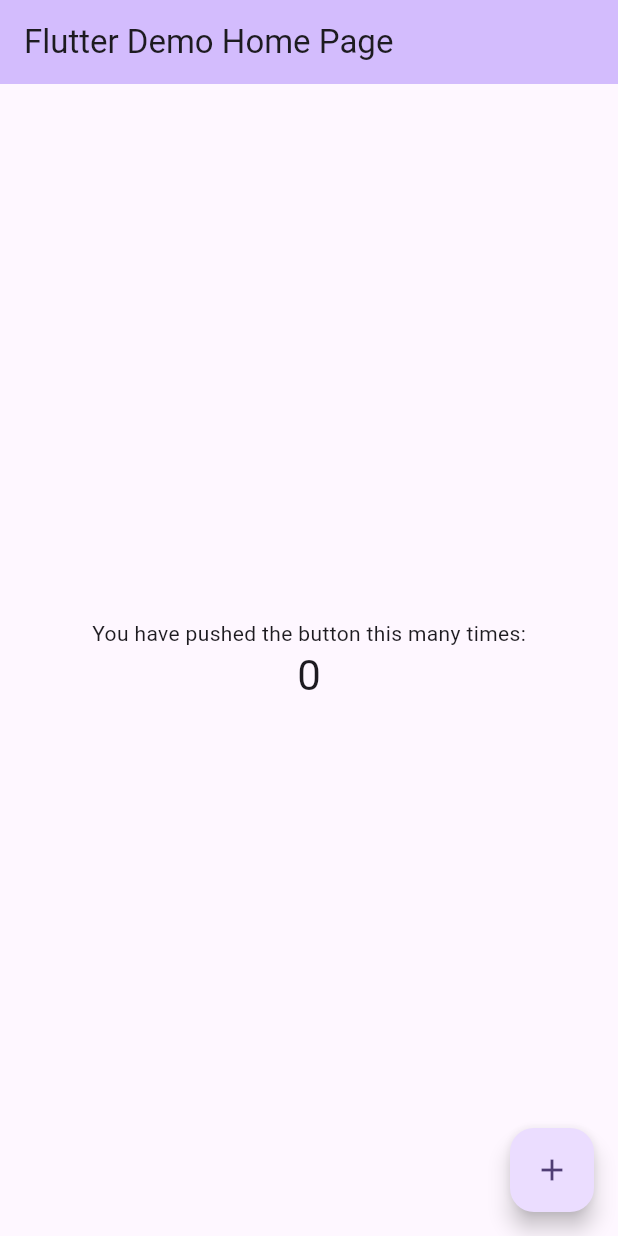
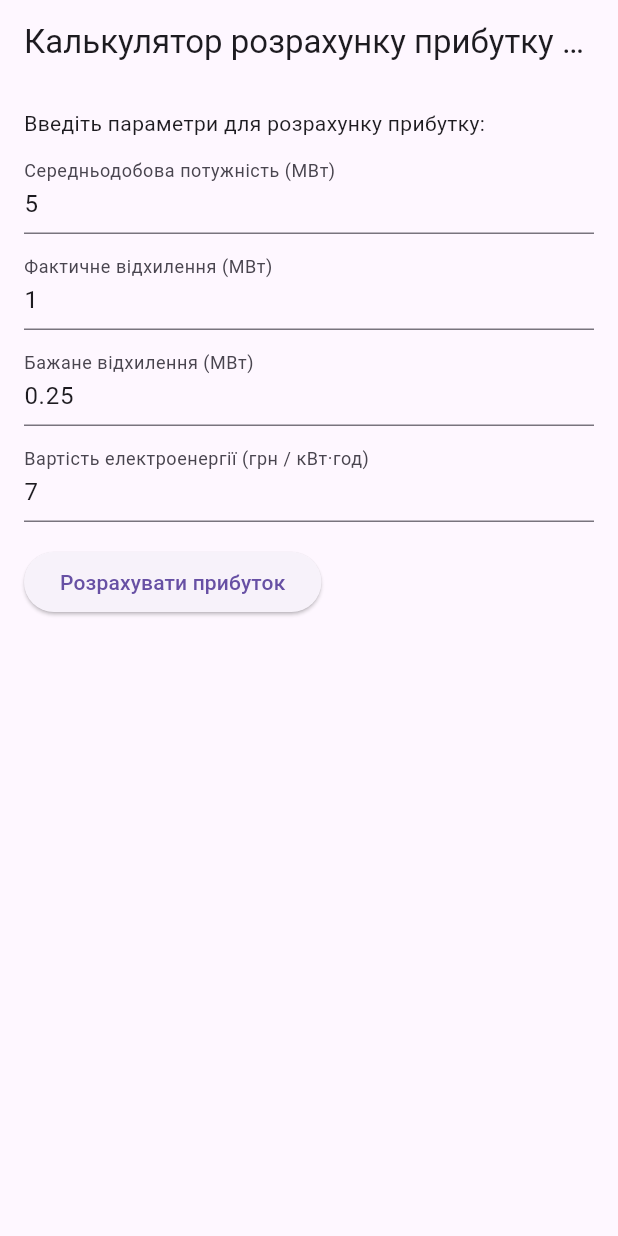
Before and after one commit to kennethlorrell/Flutter_PW3, a Flutter app: the screen it shows after launch, on a phone screen of 412 x 824 dp. Run offline on Flutter 3.47's test engine with Material 3 defaults, Android fonts, the phone set to English and light mode, and no system bars.

Commit message:
Complete project

```diff
--- a/lib/main.dart
+++ b/lib/main.dart
@@ -1,122 +1,19 @@
 import 'package:flutter/material.dart';
+import 'pages/solar_profit_calculator_page.dart';
 
 void main() {
-  runApp(const MyApp());
+  runApp(MyApp());
 }
 
 class MyApp extends StatelessWidget {
-  const MyApp({super.key});
-
-  // This widget is the root of your application.
   @override
   Widget build(BuildContext context) {
     return MaterialApp(
-      title: 'Flutter Demo',
+      title: 'Lab 3',
       theme: ThemeData(
-        // This is the theme of your application.
-        //
-        // TRY THIS: Try running your application with "flutter run". You'll see
-        // the application has a purple toolbar. Then, without quitting the app,
-        // try changing the seedColor in the colorScheme below to Colors.green
-        // and then invoke "hot reload" (save your changes or press the "hot
-        // reload" button in a Flutter-supported IDE, or press "r" if you used
-        // the command line to start the app).
-        //
-        // Notice that the counter didn't reset back to zero; the application
-        // state is not lost during the reload. To reset the state, use hot
-        // restart instead.
-        //
-        // This works for code too, not just values: Most code changes can be
-        // tested with just a hot reload.
-        colorScheme: ColorScheme.fromSeed(seedColor: Colors.deepPurple),
+        primarySwatch: Colors.blue,
       ),
-      home: const MyHomePage(title: 'Flutter Demo Home Page'),
+      home: SolarProfitCalculatorPage(),
     );
   }
 }
-
-class MyHomePage extends StatefulWidget {
-  const MyHomePage({super.key, required this.title});
-
-  // This widget is the home page of your application. It is stateful, meaning
-  // that it has a State object (defined below) that contains fields that affect
-  // how it looks.
-
-  // This class is the configuration for the state. It holds the values (in this
-  // case the title) provided by the parent (in this case the App widget) and
-  // used by the build method of the State. Fields in a Widget subclass are
-  // always marked "final".
-
-  final String title;
-
-  @override
-  State<MyHomePage> createState() => _MyHomePageState();
-}
-
-class _MyHomePageState extends State<MyHomePage> {
-  int _counter = 0;
-
-  void _incrementCounter() {
-    setState(() {
-      // This call to setState tells the Flutter framework that something has
-      // changed in this State, which causes it to rerun the build method below
-      // so that the display can reflect the updated values. If we changed
-      // _counter without calling setState(), then the build method would not be
-      // called again, and so nothing would appear to happen.
-      _counter++;
-    });
-  }
-
-  @override
-  Widget build(BuildContext context) {
-    // This method is rerun every time setState is called, for instance as done
-    // by the _incrementCounter method above.
-    //
-    // The Flutter framework has been optimized to make rerunning build methods
-    // fast, so that you can just rebuild anything that needs updating rather
-    // than having to individually change instances of widgets.
-    return Scaffold(
-      appBar: AppBar(
-        // TRY THIS: Try changing the color here to a specific color (to
-        // Colors.amber, perhaps?) and trigger a hot reload to see the AppBar
-        // change color while the other colors stay the same.
-        backgroundColor: Theme.of(context).colorScheme.inversePrimary,
-        // Here we take the value from the MyHomePage object that was created by
-        // the App.build method, and use it to set our appbar title.
-        title: Text(widget.title),
-      ),
-      body: Center(
-        // Center is a layout widget. It takes a single child and positions it
-        // in the middle of the parent.
-        child: Column(
-          // Column is also a layout widget. It takes a list of children and
-          // arranges them vertically. By default, it sizes itself to fit its
-          // children horizontally, and tries to be as tall as its parent.
-          //
-          // Column has various properties to control how it sizes itself and
-          // how it positions its children. Here we use mainAxisAlignment to
-          // center the children vertically; the main axis here is the vertical
-          // axis because Columns are vertical (the cross axis would be
-          // horizontal).
-          //
-          // TRY THIS: Invoke "debug painting" (choose the "Toggle Debug Paint"
-          // action in the IDE, or press "p" in the console), to see the
-          // wireframe for each widget.
-          mainAxisAlignment: MainAxisAlignment.center,
-          children: <Widget>[
-            const Text('You have pushed the button this many times:'),
-            Text(
-              '$_counter',
-              style: Theme.of(context).textTheme.headlineMedium,
-            ),
-          ],
-        ),
-      ),
-      floatingActionButton: FloatingActionButton(
-        onPressed: _incrementCounter,
-        tooltip: 'Increment',
-        child: const Icon(Icons.add),
-      ), // This trailing comma makes auto-formatting nicer for build methods.
-    );
-  }
-}
--- /dev/null
+++ b/lib/models/solar_profit.dart
@@ -0,0 +1,9 @@
+class SolarProfit {
+  final double netProfitWithActualDeviation;
+  final double netProfitWithDesiredDeviation;
+
+  SolarProfit({
+    required this.netProfitWithActualDeviation,
+    required this.netProfitWithDesiredDeviation,
+  });
+}
--- /dev/null
+++ b/lib/pages/solar_profit_calculator_page.dart
@@ -0,0 +1,89 @@
+import 'package:flutter/material.dart';
+import '../services/calculations.dart';
+import '../models/solar_profit.dart';
+import '../utils/helpers.dart';
+
+class SolarProfitCalculatorPage extends StatefulWidget {
+  @override
+  _SolarProfitCalculatorPageState createState() => _SolarProfitCalculatorPageState();
+}
+
+class _SolarProfitCalculatorPageState extends State<SolarProfitCalculatorPage> {
+  final TextEditingController dailyAveragePowerController = TextEditingController(text: "5");
+  final TextEditingController actualDeviationController = TextEditingController(text: "1");
+  final TextEditingController desiredDeviationController = TextEditingController(text: "0.25");
+  final TextEditingController electricityCostController = TextEditingController(text: "7");
+
+  SolarProfit? result;
+
+  void _calculateProfit() {
+    final double dailyPower = double.tryParse(dailyAveragePowerController.text) ?? 0.0;
+    final double actualDev = double.tryParse(actualDeviationController.text) ?? 0.0;
+    final double desiredDev = double.tryParse(desiredDeviationController.text) ?? 0.0;
+    final double cost = double.tryParse(electricityCostController.text) ?? 0.0;
+
+    setState(() {
+      result = calculateSolarProfit(dailyPower, actualDev, desiredDev, cost);
+    });
+  }
+
+  @override
+  Widget build(BuildContext context) {
+    return Scaffold(
+      appBar: AppBar(
+        title: Text('Калькулятор розрахунку прибутку від сонячних станцій'),
+      ),
+      body: SingleChildScrollView(
+        padding: EdgeInsets.all(16),
+        child: Column(
+          crossAxisAlignment: CrossAxisAlignment.start,
+          children: [
+            Text("Введіть параметри для розрахунку прибутку:"),
+            SizedBox(height: 8),
+            TextField(
+              controller: dailyAveragePowerController,
+              decoration: InputDecoration(
+                labelText: "Середньодобова потужність (МВт)",
+              ),
+              keyboardType: TextInputType.number,
+            ),
+            SizedBox(height: 8),
+            TextField(
+              controller: actualDeviationController,
+              decoration: InputDecoration(
+                labelText: "Фактичне відхилення (МВт)",
+              ),
+              keyboardType: TextInputType.number,
+            ),
+            SizedBox(height: 8),
+            TextField(
+              controller: desiredDeviationController,
+              decoration: InputDecoration(
+                labelText: "Бажане відхилення (МВт)",
+              ),
+              keyboardType: TextInputType.number,
+            ),
+            SizedBox(height: 8),
+            TextField(
+              controller: electricityCostController,
+              decoration: InputDecoration(
+                labelText: "Вартість електроенергії (грн / кВт·год)",
+              ),
+              keyboardType: TextInputType.number,
+            ),
+            SizedBox(height: 16),
+            ElevatedButton(
+              onPressed: _calculateProfit,
+              child: Text("Розрахувати прибуток"),
+            ),
+            SizedBox(height: 16),
+            if (result != null) ...[
+              Text("Прибуток до удосконалення: ${result!.netProfitWithActualDeviation.roundTo(1)} тис. грн"),
+              Text("Прибуток після удосконалення: ${result!.netProfitWithDesiredDeviation.roundTo(1)} тис. грн"),
+            ],
+          ],
+        ),
+      ),
+    );
+  }
+}
```
Also changed, not shown: lib/services/calculations.dart (added, +78 -0 lines), lib/utils/helpers.dart (added, +8 -0 lines).
